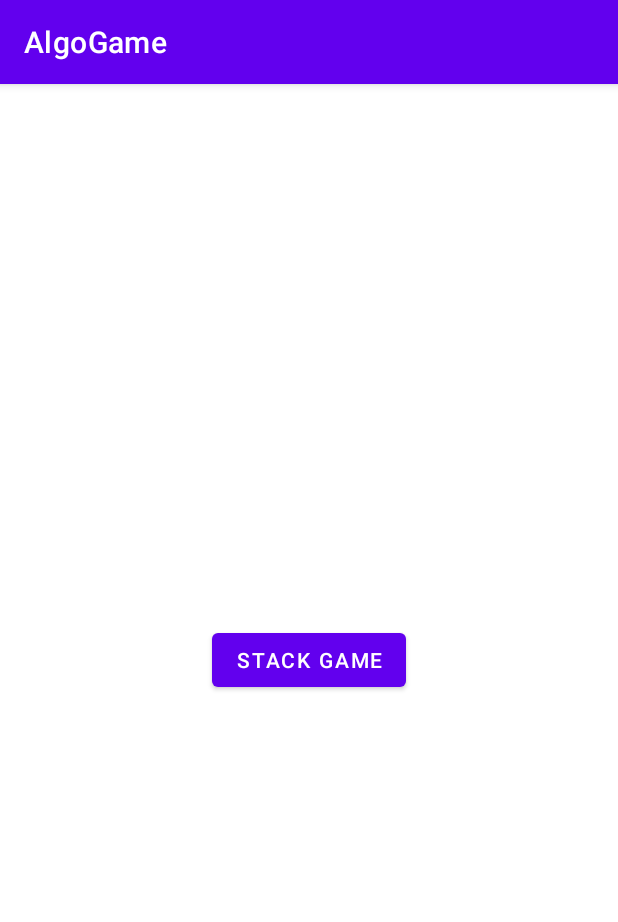
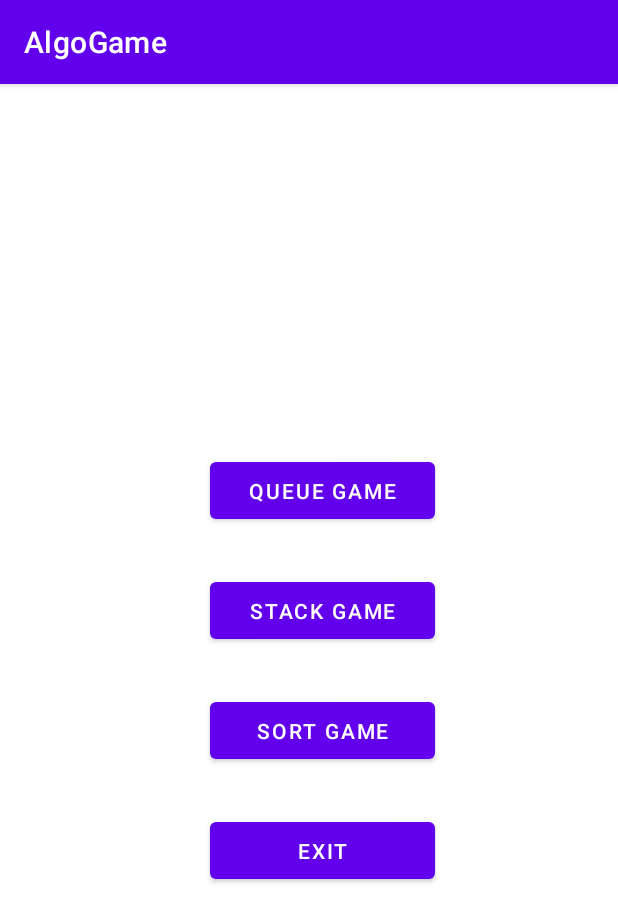
Before and after one commit to minh-tran6/AlgoGame, an Android app: the screen it shows after launch (MainActivity), on a phone screen of 412 x 824 dp. Shown: the top 922 px of the screen. Run offline under Robolectric (Android 15) with nearby library versions, the phone set to English and light mode, and no system bars.

Commit message:
by Hieu Pham

```diff
--- a/app/src/main/AndroidManifest.xml
+++ b/app/src/main/AndroidManifest.xml
@@ -9,7 +9,9 @@
         android:roundIcon="@mipmap/ic_launcher_round"
         android:supportsRtl="true"
         android:theme="@style/Theme.AlgoGame">
-        <activity android:name=".Stack_Game"></activity>
+        <activity android:name=".Sort_Game"></activity>
+        <activity android:name=".Queue_Game" />
+        <activity android:name=".Stack_Game" />
         <activity android:name=".PushandPop_Stack_Tutorial" />
         <activity android:name=".MainActivity">
             <intent-filter>
--- a/app/src/main/java/com/example/algogame/MainActivity.java
+++ b/app/src/main/java/com/example/algogame/MainActivity.java
@@ -9,6 +9,9 @@ import android.widget.Button;
 
 public class MainActivity extends AppCompatActivity {
     Button stackgame;
+    Button queuegame;
+    Button sortgame;
+    Button exitApp;
 
     @Override
     protected void onCreate(Bundle savedInstanceState) {
@@ -19,7 +22,7 @@ public class MainActivity extends AppCompatActivity {
 
         //------------------------------------------------------------------------------
         // STACK GAME MENU
-        stackgame = findViewById(R.id.stackgame);
+        stackgame = findViewById(R.id.button_stack);
         stackgame.setOnClickListener(new View.OnClickListener() {
             @Override
             public void onClick(View v) {
@@ -29,5 +32,29 @@ public class MainActivity extends AppCompatActivity {
         });
 
         //------------------------------------------------------------------------------
+        //------------------------------------------------------------------------------
+        // QUEUE GAME MENU
+        queuegame = findViewById(R.id.button_queue);
+        queuegame.setOnClickListener(new View.OnClickListener() {
+            @Override
+            public void onClick(View v) {
+                Intent newQueueGame = new Intent(getApplicationContext(),Queue_Game.class);
+                startActivity(newQueueGame);
+            }
+        });
+
+        //------------------------------------------------------------------------------
+        //------------------------------------------------------------------------------
+        // SORT GAME MENU
+        sortgame = findViewById(R.id.button_sort);
+        sortgame.setOnClickListener(new View.OnClickListener() {
+            @Override
+            public void onClick(View v) {
+                Intent newSortGame = new Intent(getApplicationContext(),Sort_Game.class);
+                startActivity(newSortGame);
+            }
+        });
+
+        //------------------------------------------------------------------------------
 }
 }
--- a/app/src/main/res/layout/activity_main.xml
+++ b/app/src/main/res/layout/activity_main.xml
@@ -1,19 +1,50 @@
 <?xml version="1.0" encoding="utf-8"?>
-<androidx.constraintlayout.widget.ConstraintLayout xmlns:android="http://schemas.android.com/apk/res/android"
+<RelativeLayout xmlns:android="http://schemas.android.com/apk/res/android"
     xmlns:app="http://schemas.android.com/apk/res-auto"
     xmlns:tools="http://schemas.android.com/tools"
     android:layout_width="match_parent"
     android:layout_height="match_parent"
     tools:context=".MainActivity">
 
+
+
     <Button
-        android:id="@+id/stackgame"
-        android:layout_width="wrap_content"
-        android:layout_height="wrap_content"
-        android:text="Stack Game"
-        app:layout_constraintBottom_toBottomOf="parent"
-        app:layout_constraintEnd_toEndOf="parent"
-        app:layout_constraintStart_toStartOf="parent"
-        app:layout_constraintTop_toTopOf="parent" />
+        android:id="@+id/button_queue"
+        android:layout_width="150dp"
+        android:layout_height="50dp"
+        android:layout_marginLeft="140dp"
+        android:layout_marginRight="10dp"
+        android:layout_marginTop="246dp"
+        android:text="QUEUE GAME" />
 
-</androidx.constraintlayout.widget.ConstraintLayout>
+    <Button
+        android:id="@+id/button_stack"
+        android:layout_width="150dp"
+        android:layout_height="50dp"
+        android:layout_marginLeft="140dp"
+        android:layout_marginRight="10dp"
+        android:layout_marginTop="326dp"
+        android:text="STACK GAME" />
+
+    <Button
+        android:id="@+id/button_sort"
+        android:layout_width="150dp"
+        android:layout_height="50dp"
+        android:layout_marginLeft="140dp"
+        android:layout_marginRight="10dp"
+        android:layout_marginTop="406dp"
+        android:text="SORT GAME" />
+
+    <Button
+        android:id="@+id/button_exit"
+        android:layout_width="150dp"
+        android:layout_height="50dp"
+        android:layout_marginLeft="140dp"
+        android:layout_marginRight="10dp"
+        android:layout_marginTop="486dp"
+        android:text="EXIT" />
+
+
+
+
+</RelativeLayout>
--- a/build.gradle
+++ b/build.gradle
@@ -5,7 +5,7 @@ buildscript {
         jcenter()
     }
     dependencies {
-        classpath "com.android.tools.build:gradle:4.1.1"
+        classpath 'com.android.tools.build:gradle:4.1.3'
 
         // NOTE: Do not place your application dependencies here; they belong
         // in the individual module build.gradle files
```
Also changed, not shown: app/src/main/java/com/example/algogame/Queue_Game.java (added, +14 -0 lines), app/src/main/java/com/example/algogame/Sort_Game.java (added, +14 -0 lines), app/src/main/res/layout/activity_queue__game.xml (added, +9 -0 lines), app/src/main/res/layout/activity_sort__game.xml (added, +9 -0 lines).
